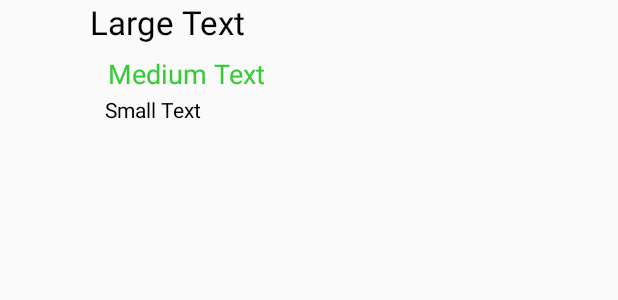
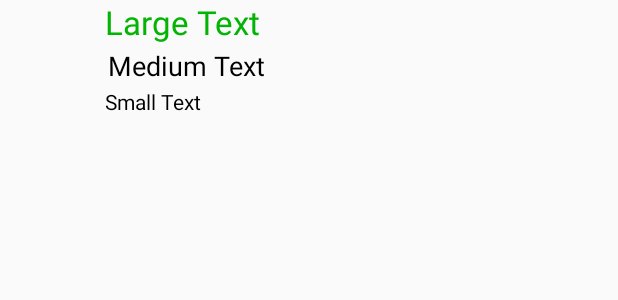
Before and after one commit to JamesStudd/Scrapbook-Public, an Android app: the layout mylist.xml on its own in the app's theme, with its tools: preview values and no code run, on a phone screen of 412 x 824 dp. Shown: the top 300 px of the screen. Run offline under Robolectric (Android 15) with nearby library versions, the phone set to English and light mode, and no system bars.

Commit message:
Changed colours of list, added a temp delete button

```diff
--- a/app/src/main/res/layout/mylist.xml
+++ b/app/src/main/res/layout/mylist.xml
@@ -18,9 +18,10 @@
             android:id="@+id/date"
             android:layout_width="wrap_content"
             android:layout_height="wrap_content"
+            android:layout_marginLeft="10dp"
             android:text="Large Text"
             android:textAppearance="?android:attr/textAppearanceLarge"
-            android:textColor="#000000"
+            android:textColor="#04B404"
         />
 
         <TextView
@@ -30,9 +31,8 @@
             android:text="Medium Text"
             android:textAppearance="?android:attr/textAppearanceMedium"
             android:layout_marginLeft="10dp"
-            android:layout_marginTop="5dp"
             android:padding="2dp"
-            android:textColor="#33CC33" />
+            android:textColor="#000000" />
         <TextView
             android:id="@+id/location"
             android:layout_width="wrap_content"
```
Also changed, not shown: app/src/main/java/uk/ac/tees/p4136175/scrapbook/MakeAdventure.java (+11 -7 lines), app/src/main/res/layout/activity_make_adventure.xml (+54 -43 lines).
